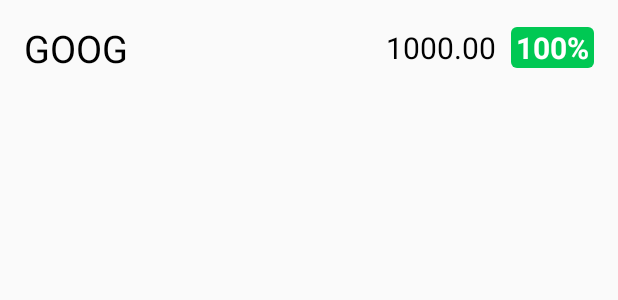
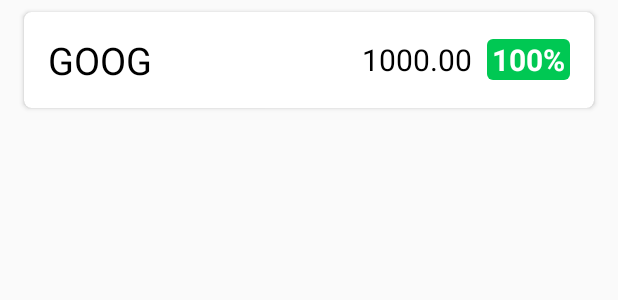
Before and after one commit to RofaeilAshaiaa/StockHawk, an Android app: the layout list_item_quote.xml on its own in the app's theme, with its tools: preview values and no code run, on a phone screen of 412 x 824 dp. Shown: the top 300 px of the screen. Run offline under Robolectric (Android 15) with nearby library versions, the phone set to English and light mode, and no system bars.

Commit message:
added Card View to list item

```diff
--- a/app/src/main/res/layout/list_item_quote.xml
+++ b/app/src/main/res/layout/list_item_quote.xml
@@ -1,8 +1,17 @@
 <?xml version="1.0" encoding="utf-8"?>
-<LinearLayout xmlns:android="http://schemas.android.com/apk/res/android"
+<android.support.v7.widget.CardView xmlns:android="http://schemas.android.com/apk/res/android"
     xmlns:tools="http://schemas.android.com/tools"
+    android:layout_height="?android:attr/listPreferredItemHeight"
     android:layout_width="match_parent"
-    android:layout_height="?android:attr/listPreferredItemHeight"
+    xmlns:app="http://schemas.android.com/apk/res-auto"
+    app:cardCornerRadius="5dp"
+    android:layout_marginTop="8dp"
+    android:layout_marginLeft="16dp"
+    android:layout_marginRight="16dp"
+    android:elevation="5dp">
+<LinearLayout
+    android:layout_width="match_parent"
+    android:layout_height="match_parent"
     android:gravity="center_vertical"
     android:orientation="horizontal"
     android:paddingLeft="16dp"
@@ -41,3 +50,4 @@
             tools:text="100%" />
     </LinearLayout>
 </LinearLayout>
+</android.support.v7.widget.CardView>
```
